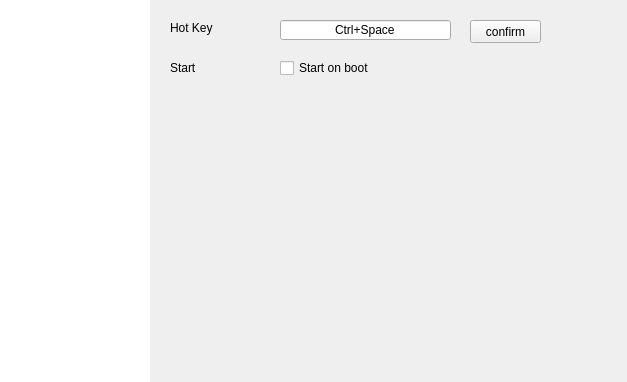
Old version of the form src/view/SettingWidget.ui in the repository tujiaw/Acc.
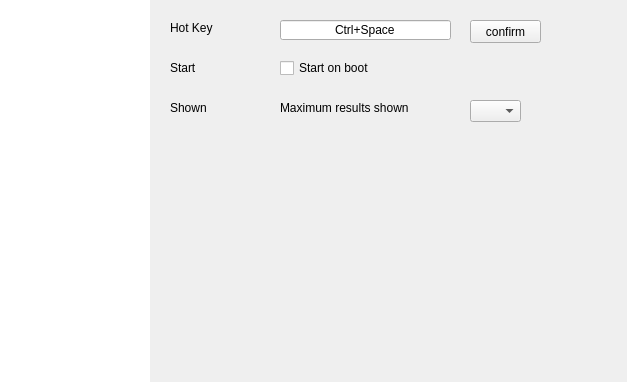
New version of the form.

Patch:
```diff
--- a/src/view/SettingWidget.ui
+++ b/src/view/SettingWidget.ui
@@ -145,6 +145,42 @@
         <string>Start</string>
        </property>
       </widget>
+      <widget class="QLabel" name="label_3">
+       <property name="geometry">
+        <rect>
+         <x>130</x>
+         <y>100</y>
+         <width>141</width>
+         <height>16</height>
+        </rect>
+       </property>
+       <property name="text">
+        <string>Maximum results shown</string>
+       </property>
+      </widget>
+      <widget class="QLabel" name="label_4">
+       <property name="geometry">
+        <rect>
+         <x>20</x>
+         <y>100</y>
+         <width>61</width>
+         <height>16</height>
+        </rect>
+       </property>
+       <property name="text">
+        <string>Shown</string>
+       </property>
+      </widget>
+      <widget class="QComboBox" name="cbMaxResult">
+       <property name="geometry">
+        <rect>
+         <x>320</x>
+         <y>100</y>
+         <width>51</width>
+         <height>22</height>
+        </rect>
+       </property>
+      </widget>
      </widget>
     </widget>
    </item>
```
